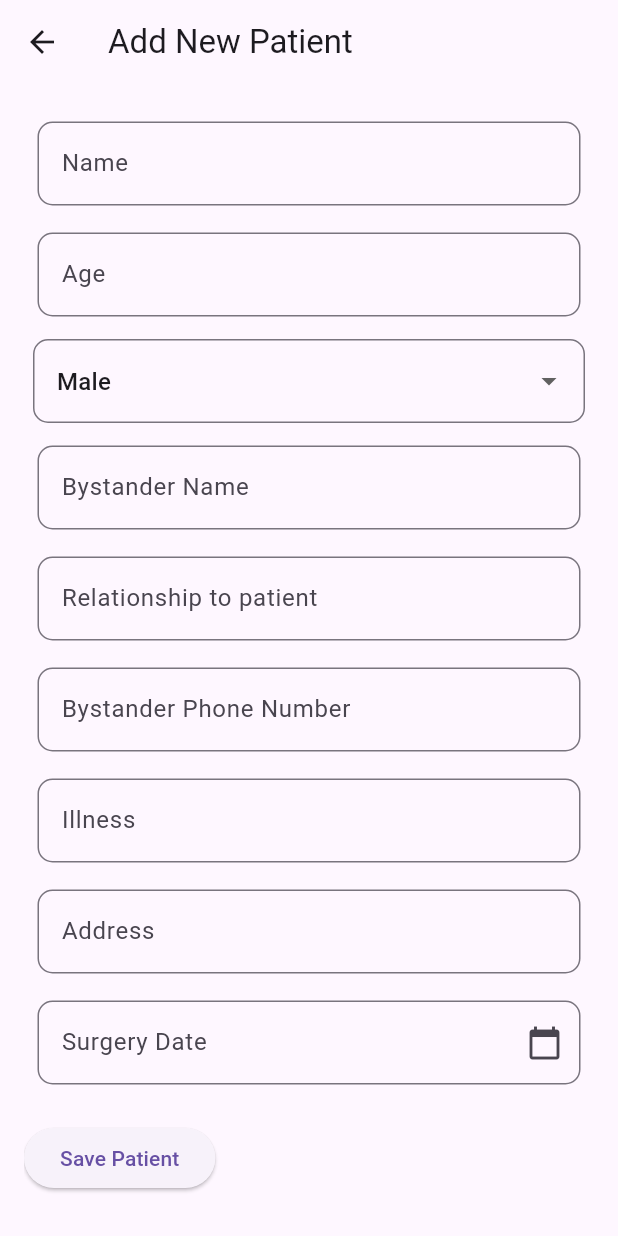
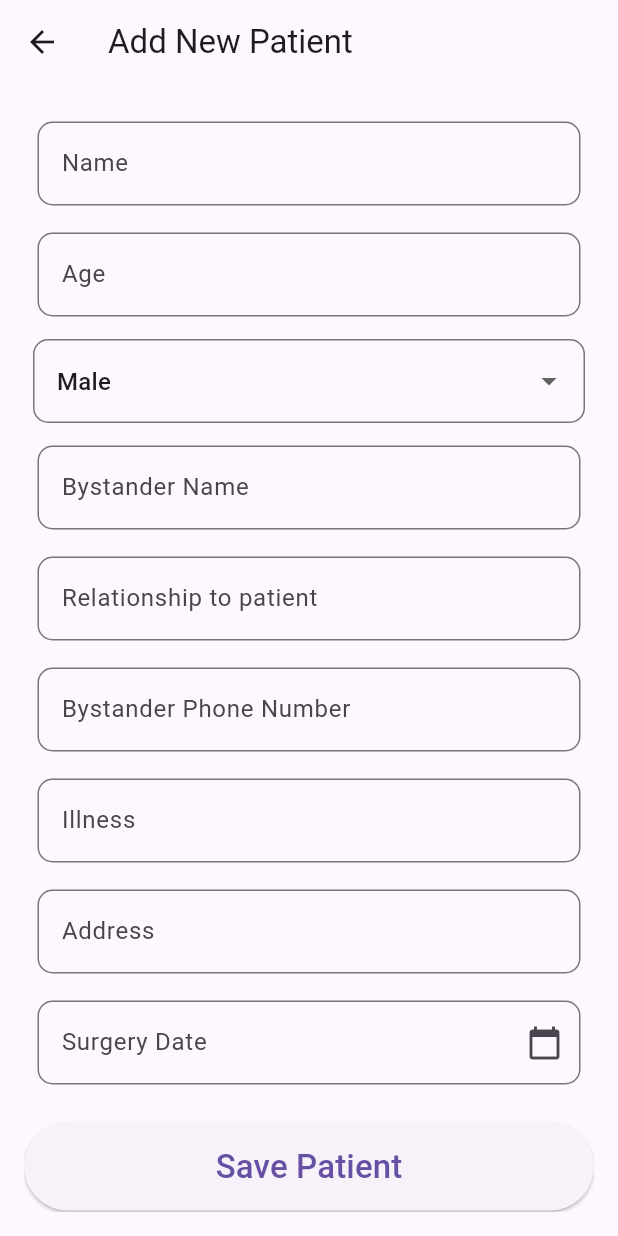
Before and after one commit to Muhammad-Salmun/patient-documentation-app, a Flutter app: the AddPatientPage screen opened directly, on a phone screen of 412 x 824 dp. Run offline on Flutter 3.47's test engine with Material 3 defaults, Android fonts, the phone set to English and light mode, and no system bars; our stand-ins replace cloud_firestore, firebase_core; accounts and stored records are empty; generated files the repository leaves out were written again; Roboto replaces fonts that are missing (Centaur); statements that could not run were skipped.

Commit message:
improved patient entry

```diff
--- a/lib/pages/add_patient_page.dart
+++ b/lib/pages/add_patient_page.dart
@@ -1,8 +1,6 @@
 import 'package:cloud_firestore/cloud_firestore.dart';
 import 'package:flutter/material.dart';
 import 'package:surgery_doc/components/textfeild.dart';
-
-enum Gender { male, female, other }
 
 class AddPatientPage extends StatefulWidget {
   const AddPatientPage({Key? key}) : super(key: key);
@@ -24,6 +22,8 @@ class _AddPatientPageState extends State<AddPatientPage> {
   final TextEditingController _addressController = TextEditingController();
   final TextEditingController _surgeryDateController = TextEditingController();
 
+  bool _isLoading = false;
+
   // Function to add a new patient to Firestore
   Future<void> _addPatient() async {
     if (_formKey.currentState!.validate()) {
@@ -42,8 +42,10 @@ class _AddPatientPageState extends State<AddPatientPage> {
           'anxietyScoreBeforeSurgery': 0,
           'anxietyScoreAfterSurgery': 0,
           'qualityOfLifeScore': 0,
+          'createdAt': FieldValue.serverTimestamp(),
         });
         if (!mounted) return;
+        setState(() => _isLoading = false);
         Navigator.pop(context); // Return to HomePage after adding the patient
       } catch (e) {
         // print('Error adding patient: $e');
@@ -169,10 +171,24 @@ class _AddPatientPageState extends State<AddPatientPage> {
                 ),
                 Padding(
                   padding: const EdgeInsets.symmetric(vertical: 16.0),
-                  child: ElevatedButton(
-                    onPressed: _addPatient,
-                    child: const Text('Save Patient'),
-                  ),
+                  child: _isLoading
+                      ? const Center(child: CircularProgressIndicator())
+                      : Row(
+                          mainAxisAlignment: MainAxisAlignment.center,
+                          children: [
+                            Expanded(
+                              child: ElevatedButton(
+                                  onPressed: _addPatient,
+                                  child: const Padding(
+                                    padding: EdgeInsets.all(14.0),
+                                    child: Text(
+                                      'Save Patient',
+                                      style: TextStyle(fontSize: 22),
+                                    ),
+                                  )),
+                            ),
+                          ],
+                        ),
                 ),
               ],
             ),
```
